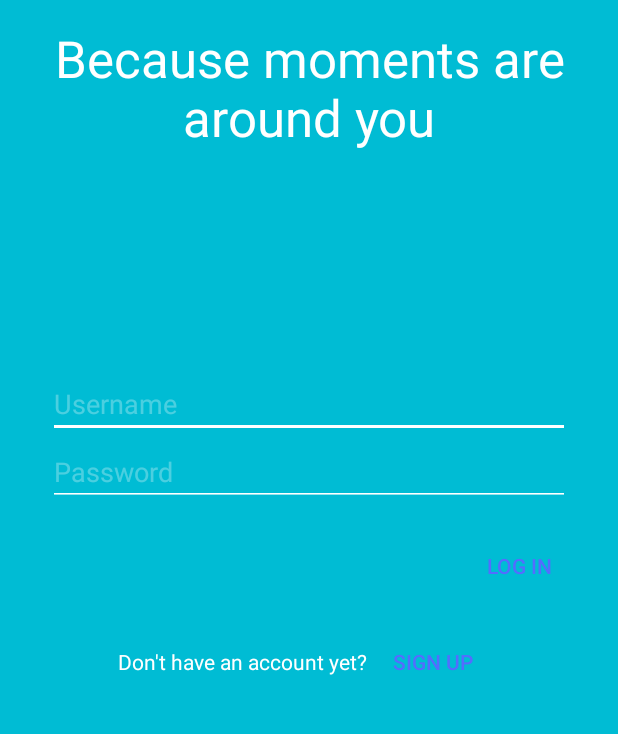
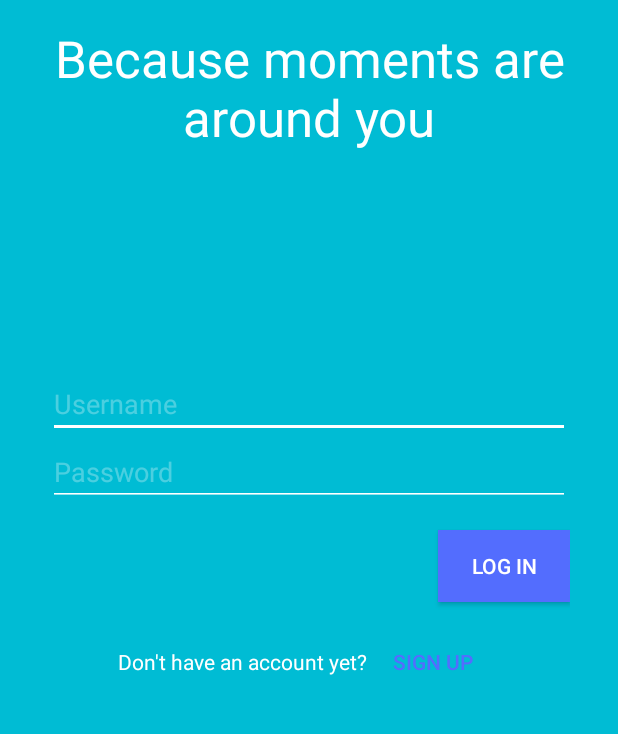
Before and after one commit to bdumeljic/linku, an Android app: the screen it shows after launch (WelcomeActivity), on a phone screen of 412 x 824 dp, the part 294-1028 px from its top. Run offline under Robolectric (Android 15) with nearby library versions, the phone set to English and light mode, and no system bars; 2 statements that could not run were skipped.

Commit message:
login button
made the login button more apparent

```diff
--- a/app/src/main/res/layout/activity_welcome.xml
+++ b/app/src/main/res/layout/activity_welcome.xml
@@ -76,12 +76,14 @@
             android:layout_height="wrap_content"
             android:layout_marginTop="16dp"
             android:text="@string/login"
-            style="?android:attr/borderlessButtonStyle"
             android:textAppearance="@style/Base.TextAppearance.AppCompat.Button"
-            android:textColor="@color/accent"
+            android:textColor="@android:color/white"
             android:layout_marginBottom="16dp"
             android:layout_gravity="right"
-            android:gravity="center_vertical|right" />
+            android:paddingLeft="8dp"
+            android:paddingRight="8dp"
+            android:elevation="2dp"
+            android:background="@color/accent" />
 
         <LinearLayout
             android:orientation="horizontal"
```
